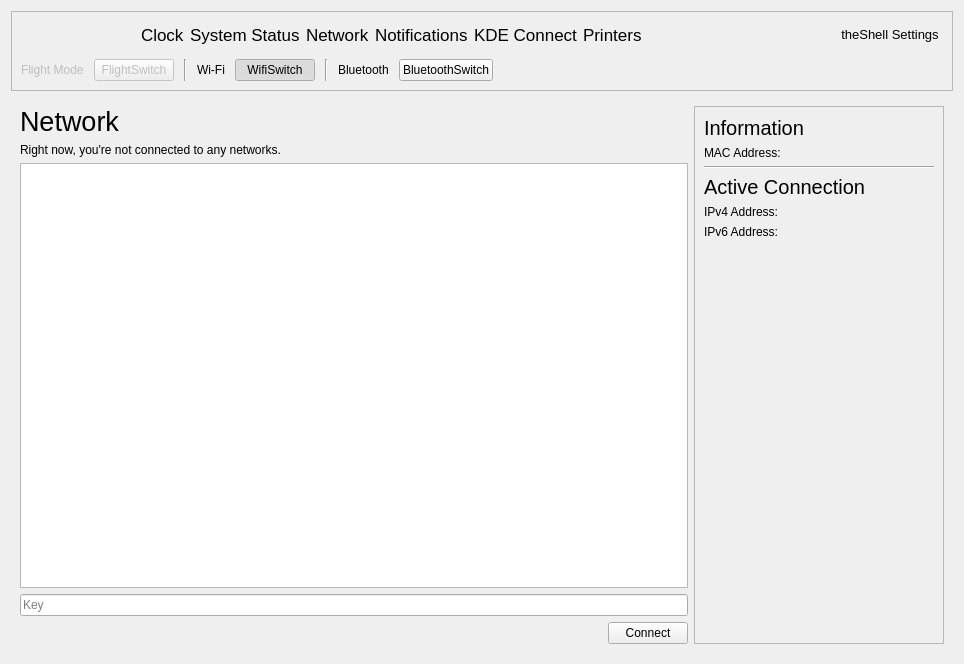
Qt form infopanedropdown.ui (vicr123/theshell) before a commit.
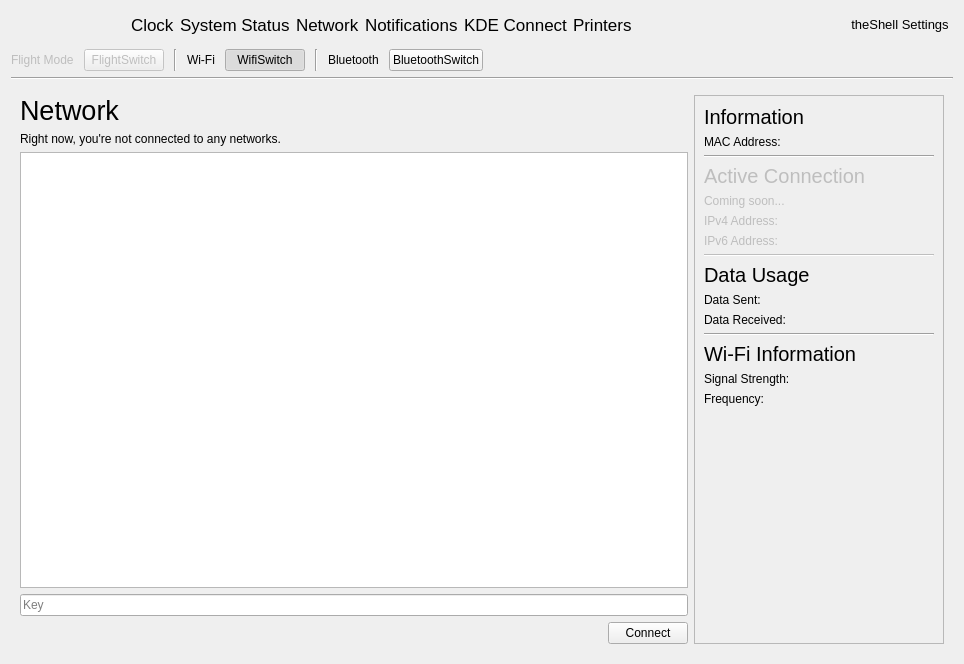
The same form after that commit. The open tabs and pages were chosen to show the change. Icons and pictures are not drawn. Custom widgets are drawn as their Qt base class.

Commit message: Network manager and UPower improvements

Patch:
```diff
--- a/infopanedropdown.ui
+++ b/infopanedropdown.ui
@@ -21,7 +21,7 @@
    <item>
     <widget class="QFrame" name="partFrame">
      <property name="frameShape">
-      <enum>QFrame::StyledPanel</enum>
+      <enum>QFrame::NoFrame</enum>
      </property>
      <property name="frameShadow">
       <enum>QFrame::Raised</enum>
@@ -30,6 +30,18 @@
       <property name="spacing">
        <number>10</number>
       </property>
+      <property name="leftMargin">
+       <number>0</number>
+      </property>
+      <property name="topMargin">
+       <number>0</number>
+      </property>
+      <property name="rightMargin">
+       <number>0</number>
+      </property>
+      <property name="bottomMargin">
+       <number>0</number>
+      </property>
       <item>
        <widget class="QFrame" name="horizontalFrame">
         <property name="font">
@@ -299,6 +311,13 @@
      </layout>
     </widget>
    </item>
+   <item>
+    <widget class="Line" name="line_6">
+     <property name="orientation">
+      <enum>Qt::Horizontal</enum>
+     </property>
+    </widget>
+   </item>
    <item>
     <widget class="AnimatedStackedWidget" name="pageStack">
      <property name="currentIndex">
@@ -763,6 +782,9 @@
           </item>
           <item>
            <widget class="QFrame" name="frame_3">
+            <property name="enabled">
+             <bool>false</bool>
+            </property>
             <property name="frameShape">
              <enum>QFrame::NoFrame</enum>
             </property>
@@ -794,6 +816,13 @@
                </property>
               </widget>
              </item>
+             <item>
+              <widget class="QLabel" name="label_45">
+               <property name="text">
+                <string>Coming soon...</string>
+               </property>
+              </widget>
+             </item>
              <item>
               <widget class="QLabel" name="networkIpv4">
                <property name="text">
@@ -808,6 +837,90 @@
                </property>
               </widget>
              </item>
+             <item>
+              <widget class="Line" name="line_7">
+               <property name="orientation">
+                <enum>Qt::Horizontal</enum>
+               </property>
+              </widget>
+             </item>
+            </layout>
+           </widget>
+          </item>
+          <item>
+           <widget class="QLabel" name="label_44">
+            <property name="font">
+             <font>
+              <pointsize>15</pointsize>
+             </font>
+            </property>
+            <property name="text">
+             <string>Data Usage</string>
+            </property>
+           </widget>
+          </item>
+          <item>
+           <widget class="QLabel" name="networkSent">
+            <property name="text">
+             <string>Data Sent:</string>
+            </property>
+           </widget>
+          </item>
+          <item>
+           <widget class="QLabel" name="networkReceived">
+            <property name="text">
+             <string>Data Received:</string>
+            </property>
+           </widget>
+          </item>
+          <item>
+           <widget class="Line" name="line_8">
+            <property name="orientation">
+             <enum>Qt::Horizontal</enum>
+            </property>
+           </widget>
+          </item>
+          <item>
+           <widget class="QWidget" name="networkInfoWirelessFrame" native="true">
+            <layout class="QVBoxLayout" name="verticalLayout_8">
+             <property name="leftMargin">
+              <number>0</number>
+             </property>
+             <property name="topMargin">
+              <number>0</number>
+             </property>
+             <property name="rightMargin">
+              <number>0</number>
+             </property>
+             <property name="bottomMargin">
+              <number>0</number>
+             </property>
+             <item>
+              <widget class="QLabel" name="label_46">
+               <property name="font">
+                <font>
+                 <pointsize>15</pointsize>
+                </font>
+               </property>
+               <property name="text">
+                <string>Wi-Fi Information</string>
+               </property>
+              </widget>
+             </item>
+             <item>
+              <widget class="QLabel" name="networkWirelessStrength">
+               <property name="text">
+                <string>Signal Strength:</string>
+               </property>
+              </widget>
+             </item>
+             <item>
+              <widget class="QLabel" name="networkWirelessFrequency">
+               <property name="text">
+                <string>Frequency:</string>
+               </property>
+              </widget>
+             </item>
             </layout>
            </widget>
           </item>
```
Left out of the diff: 93 changed lines with no effect on the pictures. The commit also changes 11 other files.
